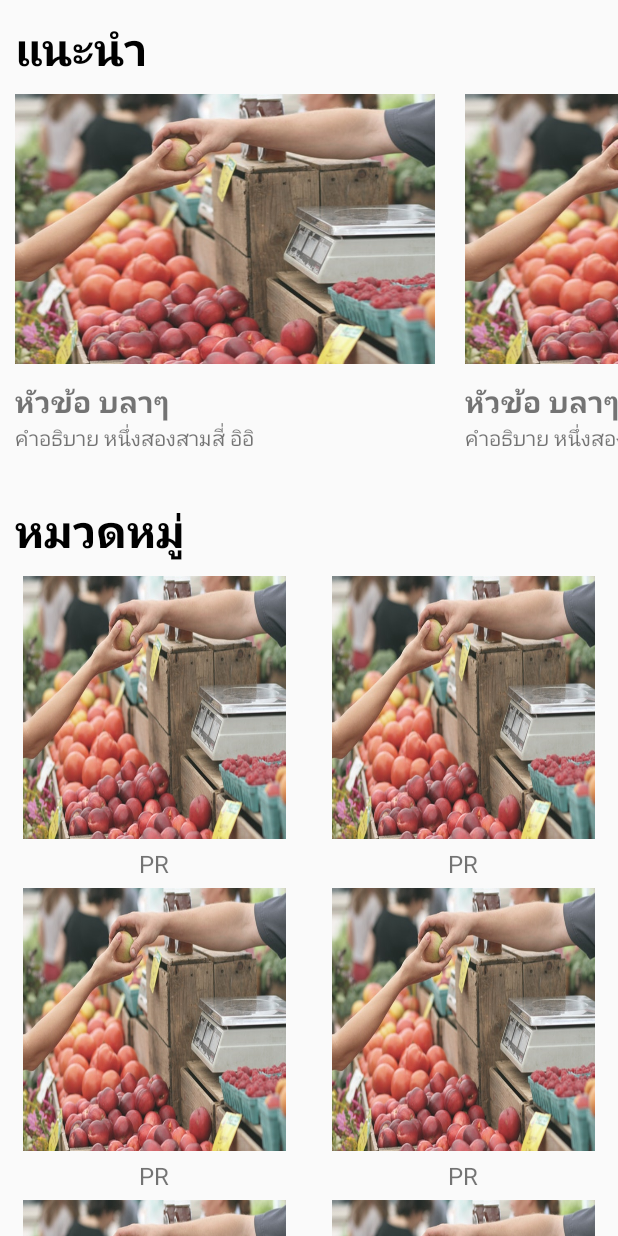
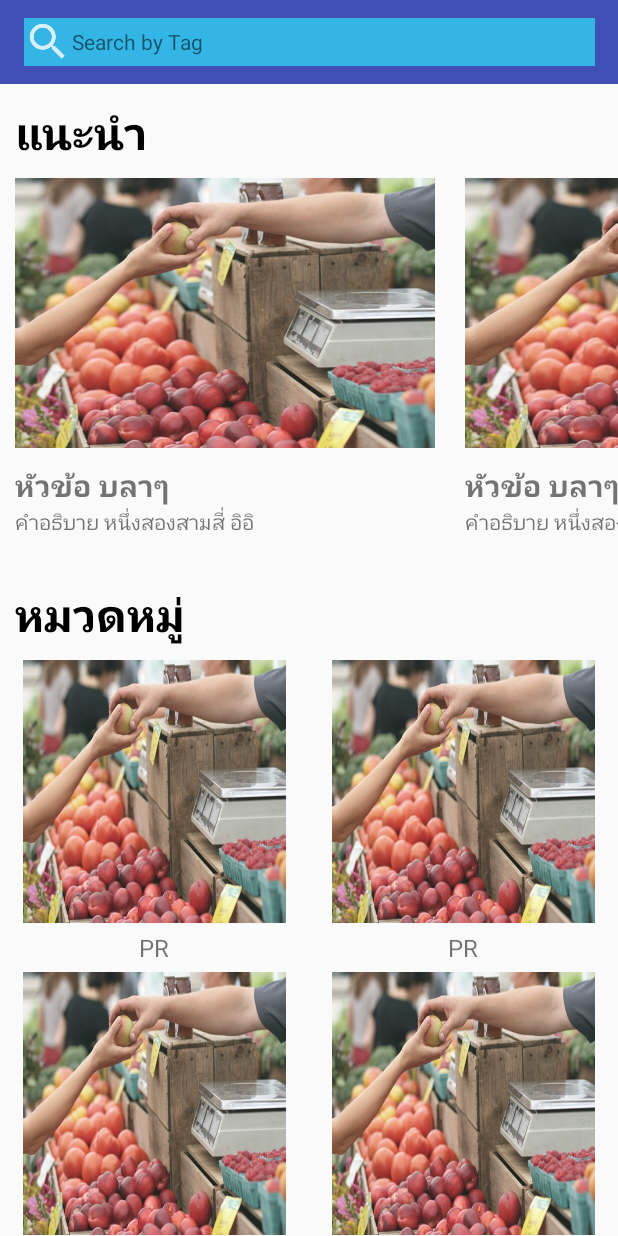
Before and after one commit to PeteChu/Localjob_Prototype_Android--Kotlin, an Android app: the layout fragment_main.xml on its own in the app's theme, with its tools: preview values and no code run, on a phone screen of 412 x 824 dp. Run offline under Robolectric (Android 15) with nearby library versions, the phone set to English and light mode, and no system bars.

Commit message:
just want to push, nothing more. LOL

```diff
--- a/app/src/main/java/com/example/localjob/custom_view/ListJob.kt
+++ b/app/src/main/java/com/example/localjob/custom_view/ListJob.kt
@@ -30,6 +30,7 @@ class ListJob @JvmOverloads constructor(
 
     fun goToJobDetail() {
         var intent = Intent(context, StupidActivity::class.java)
+        intent.putExtra("view", "work")
         context.startActivity(intent)
     }
 
--- a/app/src/main/java/com/example/localjob/custom_view/RecommendHorizontalList.kt
+++ b/app/src/main/java/com/example/localjob/custom_view/RecommendHorizontalList.kt
@@ -51,6 +51,7 @@ class RecommendHorizontalList @JvmOverloads constructor(
 
     fun goToWorkDetail() {
         var intent = Intent( context, StupidActivity::class.java )
+        intent.putExtra("view", "work")
         context.startActivity(intent)
     }
 
--- a/app/src/main/java/com/example/localjob/fragment/WorkDetailFragment.kt
+++ b/app/src/main/java/com/example/localjob/fragment/WorkDetailFragment.kt
@@ -8,6 +8,7 @@ import android.view.LayoutInflater
 import android.view.View
 import android.view.ViewGroup
 import android.widget.ImageView
+import android.widget.Toast
 import com.example.localjob.R
 import com.github.ksoichiro.android.observablescrollview.ObservableScrollView
 import com.github.ksoichiro.android.observablescrollview.ObservableScrollViewCallbacks
@@ -48,6 +49,10 @@ class WorkDetailFragment : Fragment(), ObservableScrollViewCallbacks {
         mToolbarView = rootView.toolbar
         mToolbarView.setBackgroundColor(ScrollUtils.getColorWithAlpha(0f, resources.getColor(R.color.primary)))
 
+        mToolbarView.setNavigationOnClickListener{ v ->
+            activity.onBackPressed()
+        }
+
         mScrollView = rootView.scroll
         mScrollView.setScrollViewCallbacks(this)
         mParallaxImageHeight = resources.getDimensionPixelSize(R.dimen.parallax_image_height)
--- a/app/src/main/res/layout/fragment_main.xml
+++ b/app/src/main/res/layout/fragment_main.xml
@@ -4,10 +4,24 @@
     android:layout_height="match_parent"
     android:orientation="vertical">
 
-    <FrameLayout
-        android:id="@+id/search_toolbar"
+    <android.support.v7.widget.Toolbar
+        android:id="@+id/toolbar"
         android:layout_width="match_parent"
-        android:layout_height="wrap_content"></FrameLayout>
+        android:layout_height="?attr/actionBarSize"
+        android:background="@color/colorPrimary">
+
+        <TextView
+            android:id="@+id/toolbar_search"
+            android:layout_width="match_parent"
+            android:layout_height="wrap_content"
+            android:layout_marginRight="15dp"
+            android:background="@android:color/holo_blue_light"
+            android:drawableLeft="@drawable/ic_search"
+            android:gravity="center_vertical"
+            android:text="Search by Tag" />
+
+    </android.support.v7.widget.Toolbar>
+
     <ScrollView
         android:scrollbars="none"
         android:layout_width="match_parent"
```
Also changed, not shown: app/src/main/java/com/example/localjob/StupidActivity.kt (+17 -3 lines), app/src/main/java/com/example/localjob/fragment/MainFragment.kt (+16 -9 lines), app/src/main/java/com/example/localjob/fragment/SearchFragment.kt (added, +50 -0 lines), app/src/main/res/drawable/gradient.xml (added, +8 -0 lines), app/src/main/res/layout/fragment_search.xml (added, +18 -0 lines), app/src/main/res/layout/fragment_work_detail.xml (+7 -5 lines), app/src/main/res/drawable-hdpi/ic_close.png (added), app/src/main/res/drawable-mdpi/ic_close.png (added), app/src/main/res/drawable-xhdpi/ic_close.png (added), app/src/main/res/drawable-xxhdpi/ic_close.png (added), 4 other files.
